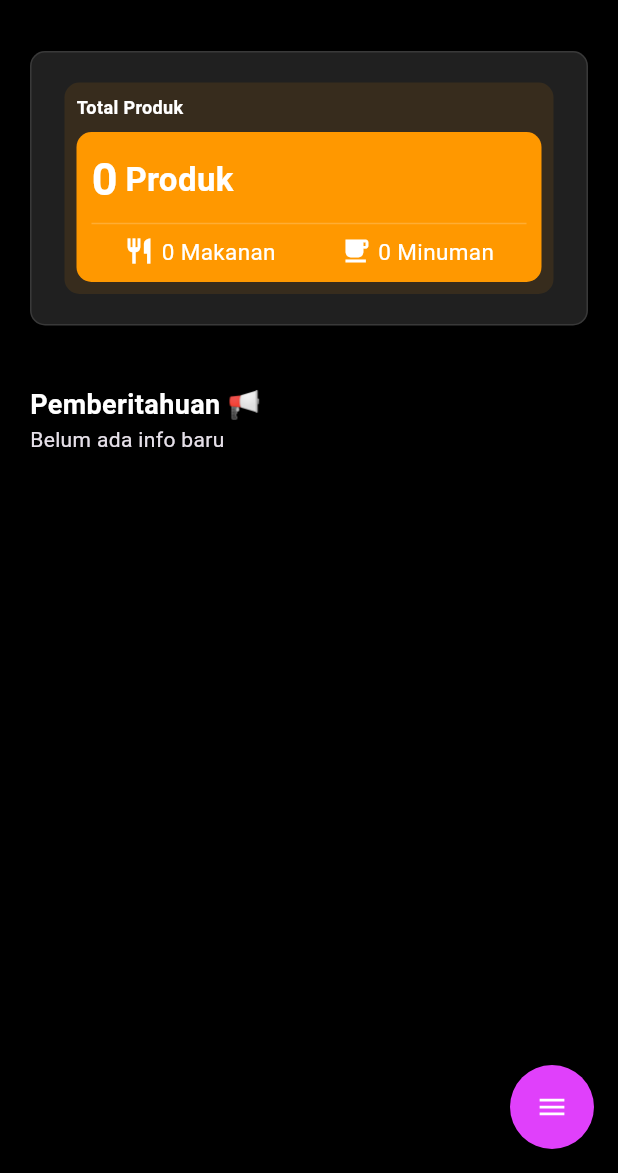
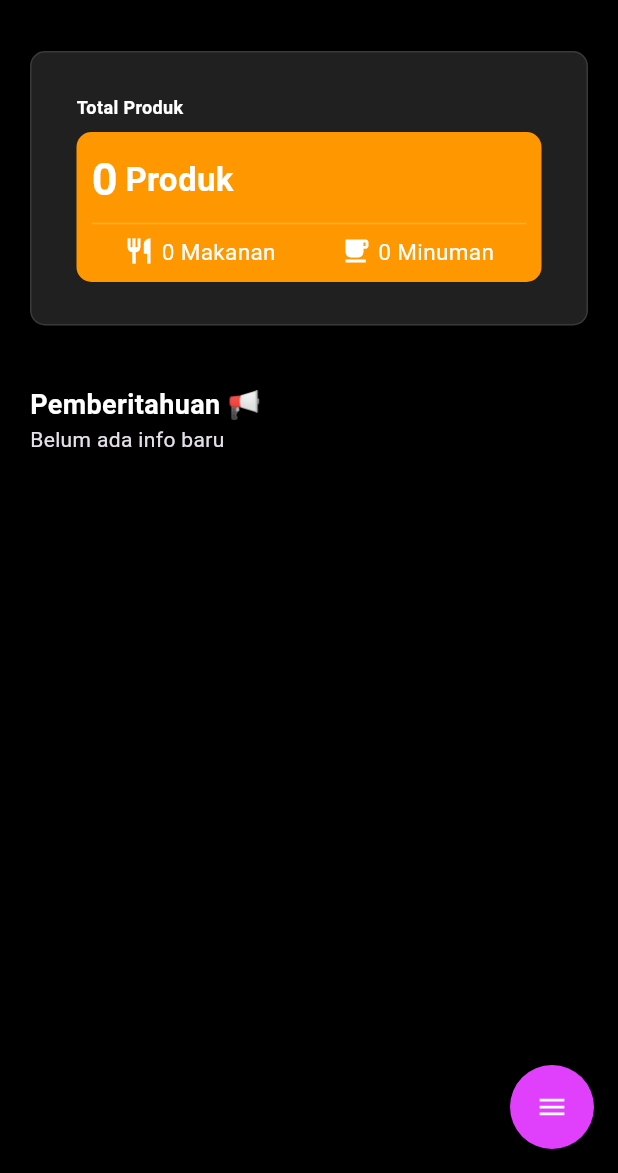
Before and after one commit to irfanarfianto/kajur_app, a Flutter app: the HomePage screen opened by its route, on a phone screen of 412 x 824 dp, the part 63-1236 px from its top. Run offline on Flutter 3.47's test engine with Material 3 defaults, Android fonts, the phone set to English and light mode, and no system bars; drawn by our look-alikes of flutter_speed_dial; our stand-ins replace cloud_firestore, firebase_auth, firebase_core, firebase_storage, flutter_image_compress, fluttertoast and 4 more; accounts and stored records are empty.

Commit message:
Remove kajur.png and update home.dart

```diff
--- a/lib/screens/home.dart
+++ b/lib/screens/home.dart
@@ -110,10 +110,6 @@ class _HomePageState extends State<HomePage> {
                   children: [
                     Container(
                       padding: EdgeInsets.all(8.0),
-                      decoration: BoxDecoration(
-                        borderRadius: BorderRadius.circular(10),
-                        color: DesignSystem.orangeAccent.withOpacity(.10),
-                      ),
                       child: Column(
                         crossAxisAlignment: CrossAxisAlignment.start,
                         children: <Widget>[
```
Also changed, not shown: 16 other files.
